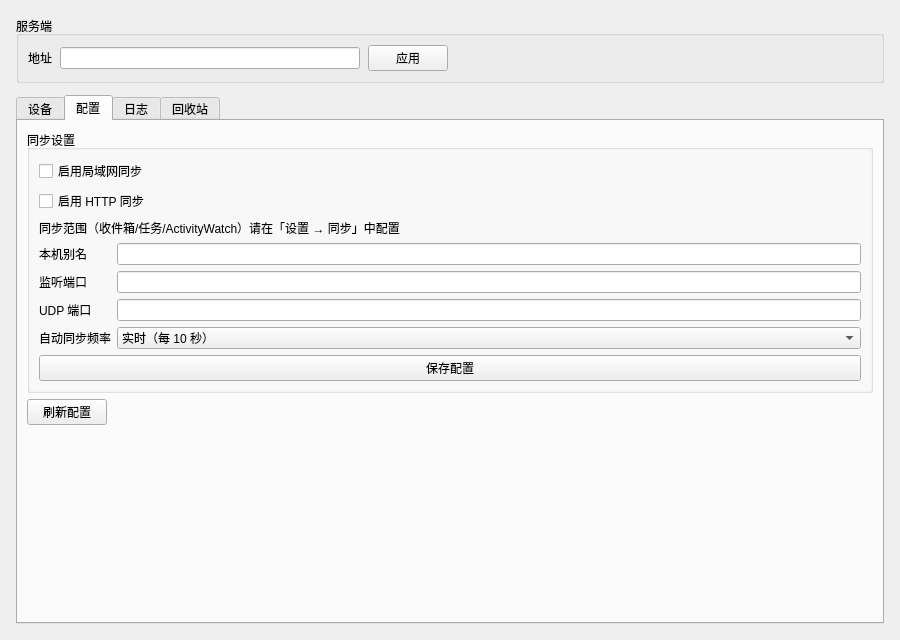
Qt form src/syncpage.ui (PT123123/aw-qtui) before a commit.
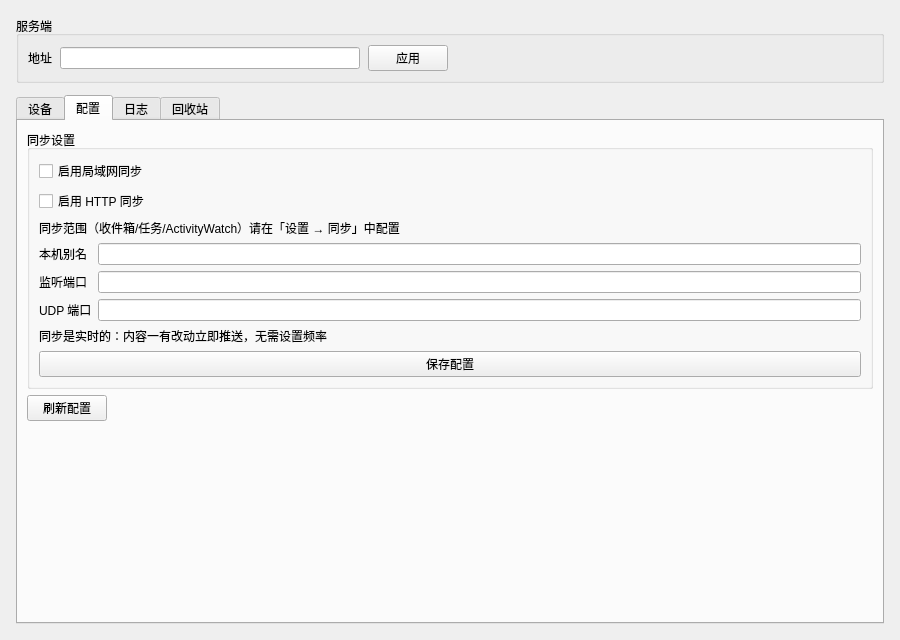
The same form after that commit. The open tabs and pages were chosen to show the change. Custom widgets are drawn as their Qt base class.

Commit message:
feat(sync): 取消同步频率档位，服务端改实时 write-kick 驱动
- 同步页四档下拉（实时10s/标准1min/省电5min/仅手动）移除，换实时说明文字
- m_syncInterval 只透传服务端原值，保住历史「仅手动」(0) 设置不被重置；
  models.h 去掉 fromJson 的 0→10 强转
- docs/sync-realtime-analysis.md 记录 2026-11-08 实时化改造与延迟量化

```diff
--- a/src/syncpage.ui
+++ b/src/syncpage.ui
@@ -363,39 +363,15 @@
           <item row="5" column="1">
            <widget class="QLineEdit" name="editUdpPort"/>
           </item>
-          <item row="6" column="0">
-           <widget class="QLabel" name="labelSyncInterval">
-            <property name="text">
-             <string>自动同步频率</string>
-            </property>
-           </widget>
-          </item>
-          <item row="6" column="1">
-           <widget class="QComboBox" name="cmbSyncInterval">
+          <item row="6" column="0" colspan="2">
+           <widget class="QLabel" name="lblRealtimeHint">
             <property name="toolTip">
              <string>已配对设备间自动双向同步的周期。PC 端建议「实时」；手机端建议「省电」。
 本机数据改动后会自动即时推送，不必等到下个周期；「仅手动」只在使用「立即同步」时同步。</string>
             </property>
-            <item>
-             <property name="text">
-              <string>实时（每 10 秒）</string>
-             </property>
-            </item>
-            <item>
-             <property name="text">
-              <string>标准（每 1 分钟）</string>
-             </property>
-            </item>
-            <item>
-             <property name="text">
-              <string>省电（每 5 分钟）</string>
-             </property>
-            </item>
-            <item>
-             <property name="text">
-              <string>仅手动</string>
-             </property>
-            </item>
+            <property name="text">
+             <string>同步是实时的：内容一有改动立即推送，无需设置频率</string>
+            </property>
            </widget>
           </item>
           <item row="7" column="0" colspan="2">
```
Left out of the diff: 3 changed lines with no effect on the pictures. The commit also changes 4 other files.
